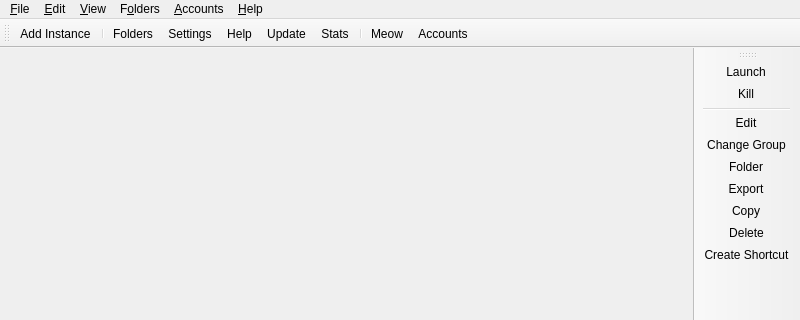
Old version of the form launcher/ui/MainWindow.ui in the repository Toutourina0110/PhiLauncher; both pictures show x 0 to 800 and y 0 to 320 of the 800 by 600 pixel window.
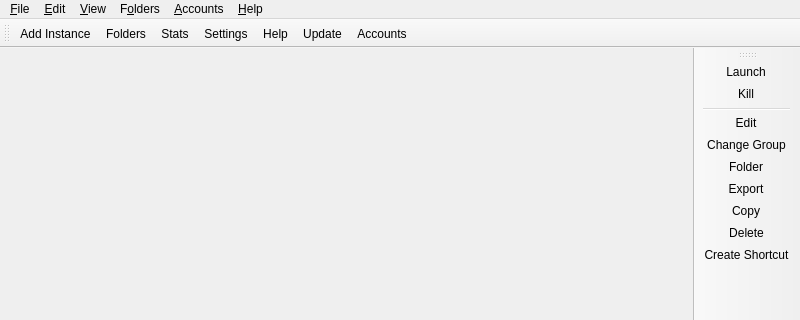
New version of the form. Icons and pictures are not drawn. Custom widgets are drawn as their Qt base class.

Commit message:
feat(ui): Phi header bar instead of the Prism toolbar
The main toolbar looked like Prism's: a row of bevelled grey buttons with
separators and the cat toggle. It is now a flat dark band with a Phi mark and
wordmark on the left, accent-underlined items, and the account as a chip on the
right. The cat toggle stays in the View menu.

Bundled theme files other than theme.json are now re-seeded on start, so
stylesheet updates reach installs that already have the theme folder while the
user's colors and font are kept.

```diff
--- a/launcher/ui/MainWindow.ui
+++ b/launcher/ui/MainWindow.ui
@@ -50,14 +50,11 @@
     <bool>false</bool>
    </attribute>
    <addaction name="actionAddInstance"/>
-   <addaction name="separator"/>
    <addaction name="actionFoldersButton"/>
+   <addaction name="actionStats"/>
    <addaction name="actionSettings"/>
    <addaction name="actionHelpButton"/>
    <addaction name="actionCheckUpdate"/>
-   <addaction name="actionStats"/>
-   <addaction name="separator"/>
-   <addaction name="actionCAT"/>
    <addaction name="actionAccountsButton"/>
   </widget>
   <widget class="QToolBar" name="newsToolBar">
```
The commit also changes 3 other files.
